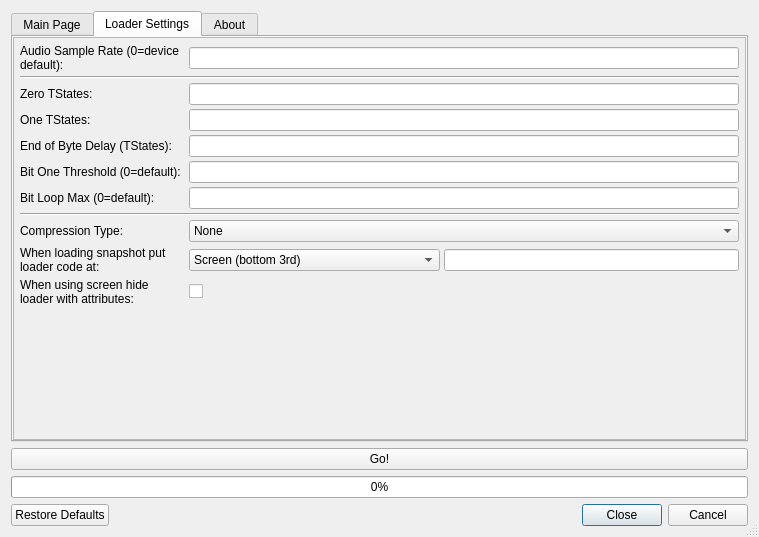
Qt form zqloaderui/dialog.ui (oxidaan/zqloader) before a commit.
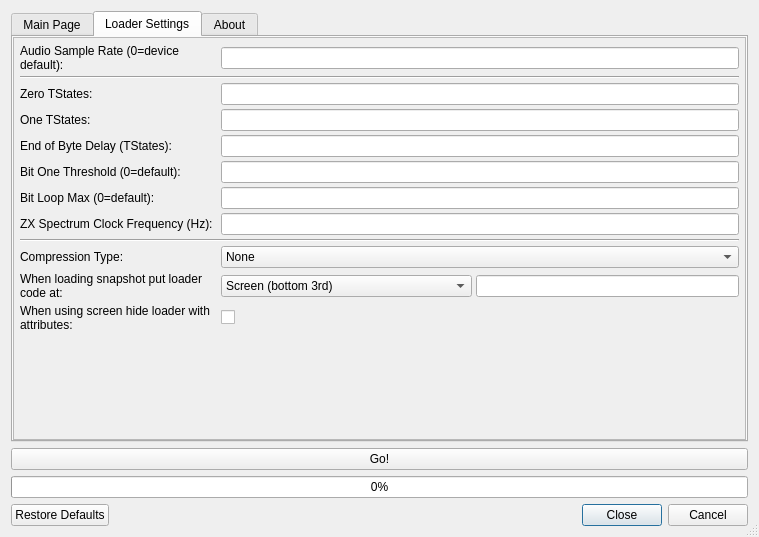
The same form after that commit. The open tabs and pages were chosen to show the change. Custom widgets are drawn as their Qt base class.

Commit message: Spectrum clock frequency can now be set

Diff of the .ui file:
```diff
--- a/zqloaderui/dialog.ui
+++ b/zqloaderui/dialog.ui
@@ -369,8 +369,8 @@
            <rect>
             <x>0</x>
             <y>0</y>
-            <width>735</width>
-            <height>389</height>
+            <width>508</width>
+            <height>349</height>
            </rect>
           </property>
           <layout class="QGridLayout" name="gridLayout_421">
@@ -389,91 +389,96 @@
            <property name="spacing">
             <number>4</number>
            </property>
-           <item row="4" column="2" colspan="2">
-            <widget class="QLineEdit" name="lineEditEndOfByteDelay"/>
+           <item row="0" column="3" colspan="2">
+            <widget class="QLineEdit" name="lineEditSampleRate"/>
            </item>
-           <item row="9" column="0">
-            <widget class="QLabel" name="label_16">
-             <property name="text">
-              <string>When loading snapshot put loader code at:</string>
-             </property>
-             <property name="wordWrap">
-              <bool>true</bool>
-             </property>
-            </widget>
-           </item>
-           <item row="10" column="0">
-            <widget class="QLabel" name="label_17">
-             <property name="text">
-              <string>When using screen hide loader with attributes:</string>
-             </property>
-             <property name="wordWrap">
-              <bool>true</bool>
-             </property>
-            </widget>
-           </item>
-           <item row="6" column="0">
-            <widget class="QLabel" name="label_15">
-             <property name="text">
-              <string>Bit Loop Max (0=default):</string>
-             </property>
-            </widget>
-           </item>
-           <item row="10" column="2">
-            <widget class="QCheckBox" name="checkBoxFunAttribs">
-             <property name="text">
-              <string/>
-             </property>
-            </widget>
-           </item>
-           <item row="0" column="0">
-            <widget class="QLabel" name="label_12">
-             <property name="text">
-              <string>Audio Sample Rate (0=device default):</string>
-             </property>
-             <property name="wordWrap">
-              <bool>true</bool>
-             </property>
-            </widget>
-           </item>
-           <item row="2" column="0">
+           <item row="2" column="1">
             <widget class="QLabel" name="label_11">
              <property name="text">
               <string>Zero TStates:</string>
              </property>
             </widget>
            </item>
-           <item row="5" column="2" colspan="2">
-            <widget class="QLineEdit" name="lineEditBitOneThreshold"/>
+           <item row="3" column="3" colspan="2">
+            <widget class="QLineEdit" name="lineEditOneTStates"/>
            </item>
-           <item row="5" column="0">
+           <item row="14" column="4">
+            <widget class="QLineEdit" name="lineEditLoaderAddress"/>
+           </item>
+           <item row="5" column="1">
             <widget class="QLabel" name="label_14">
              <property name="text">
               <string>Bit One Threshold (0=default):</string>
              </property>
             </widget>
            </item>
-           <item row="9" column="3">
-            <widget class="QLineEdit" name="lineEditLoaderAddress"/>
-           </item>
-           <item row="7" column="0" colspan="4">
-            <widget class="Line" name="line_6">
-             <property name="orientation">
-              <enum>Qt::Horizontal</enum>
-             </property>
-            </widget>
-           </item>
-           <item row="8" column="0">
+           <item row="13" column="1">
             <widget class="QLabel" name="label_9">
              <property name="text">
               <string>Compression Type:</string>
              </property>
             </widget>
            </item>
-           <item row="2" column="2" colspan="2">
+           <item row="14" column="1">
+            <widget class="QLabel" name="label_16">
+             <property name="text">
+              <string>When loading snapshot put loader code at:</string>
+             </property>
+             <property name="wordWrap">
+              <bool>true</bool>
+             </property>
+            </widget>
+           </item>
+           <item row="3" column="1">
+            <widget class="QLabel" name="label_13">
+             <property name="text">
+              <string>One TStates:</string>
+             </property>
+            </widget>
+           </item>
+           <item row="4" column="3" colspan="2">
+            <widget class="QLineEdit" name="lineEditEndOfByteDelay"/>
+           </item>
+           <item row="2" column="3" colspan="2">
             <widget class="QLineEdit" name="lineEditZeroTStates"/>
            </item>
-           <item row="8" column="2" colspan="2">
+           <item row="16" column="1">
+            <spacer name="verticalSpacer_2">
+             <property name="orientation">
+              <enum>Qt::Vertical</enum>
+             </property>
+             <property name="sizeHint" stdset="0">
+              <size>
+               <width>20</width>
+               <height>40</height>
+              </size>
+             </property>
+            </spacer>
+           </item>
+           <item row="6" column="3" colspan="2">
+            <widget class="QLineEdit" name="lineEditBitLoopMax"/>
+           </item>
+           <item row="5" column="3" colspan="2">
+            <widget class="QLineEdit" name="lineEditBitOneThreshold"/>
+           </item>
+           <item row="0" column="1">
+            <widget class="QLabel" name="label_12">
+             <property name="text">
+              <string>Audio Sample Rate (0=device default):</string>
+             </property>
+             <property name="wordWrap">
+              <bool>true</bool>
+             </property>
+            </widget>
+           </item>
+           <item row="4" column="1">
+            <widget class="QLabel" name="label_8">
+             <property name="text">
+              <string>End of Byte Delay (TStates):</string>
+             </property>
+            </widget>
+           </item>
+           <item row="13" column="3" colspan="2">
             <widget class="QComboBox" name="comboBoxCompressionType">
              <property name="currentIndex">
               <number>0</number>
@@ -495,7 +500,24 @@
              </item>
             </widget>
            </item>
-           <item row="9" column="2">
+           <item row="15" column="1">
+            <widget class="QLabel" name="label_17">
+             <property name="text">
+              <string>When using screen hide loader with attributes:</string>
+             </property>
+             <property name="wordWrap">
+              <bool>true</bool>
+             </property>
+            </widget>
+           </item>
+           <item row="15" column="3">
+            <widget class="QCheckBox" name="checkBoxFunAttribs">
+             <property name="text">
+              <string/>
+             </property>
+            </widget>
+           </item>
+           <item row="14" column="3">
             <widget class="QComboBox" name="comboBoxLoaderLocation">
              <item>
               <property name="text">
@@ -514,48 +536,36 @@
              </item>
             </widget>
            </item>
-           <item row="1" column="0" colspan="4">
+           <item row="9" column="1">
+            <widget class="QLabel" name="label_6">
+             <property name="text">
+              <string>ZX Spectrum Clock Frequency (Hz):</string>
+             </property>
+            </widget>
+           </item>
+           <item row="6" column="1">
+            <widget class="QLabel" name="label_15">
+             <property name="text">
+              <string>Bit Loop Max (0=default):</string>
+             </property>
+            </widget>
+           </item>
+           <item row="12" column="1" colspan="4">
+            <widget class="Line" name="line_6">
+             <property name="orientation">
+              <enum>Qt::Horizontal</enum>
+             </property>
+            </widget>
+           </item>
+           <item row="1" column="1" colspan="4">
             <widget class="Line" name="line_5">
              <property name="orientation">
               <enum>Qt::Horizontal</enum>
              </property>
             </widget>
            </item>
-           <item row="0" column="2" colspan="2">
-            <widget class="QLineEdit" name="lineEditSampleRate"/>
-           </item>
-           <item row="4" column="0">
-            <widget class="QLabel" name="label_8">
-             <property name="text">
-              <string>End of Byte Delay (TStates):</string>
-             </property>
-            </widget>
-           </item>
-           <item row="11" column="0">
-            <spacer name="verticalSpacer_2">
-             <property name="orientation">
-              <enum>Qt::Vertical</enum>
-             </property>
-             <property name="sizeHint" stdset="0">
-              <size>
-               <width>20</width>
-               <height>40</height>
-              </size>
-             </property>
-            </spacer>
-           </item>
-           <item row="6" column="2" colspan="2">
-            <widget class="QLineEdit" name="lineEditBitLoopMax"/>
-           </item>
-           <item row="3" column="2" colspan="2">
-            <widget class="QLineEdit" name="lineEditOneTStates"/>
-           </item>
-           <item row="3" column="0">
-            <widget class="QLabel" name="label_13">
-             <property name="text">
-              <string>One TStates:</string>
-             </property>
-            </widget>
+           <item row="9" column="3" colspan="2">
+            <widget class="QLineEdit" name="lineEditClock"/>
            </item>
           </layout>
          </widget>
```
Left out of the diff: 35 changed lines with no effect on the pictures. The commit also changes 11 other files.
